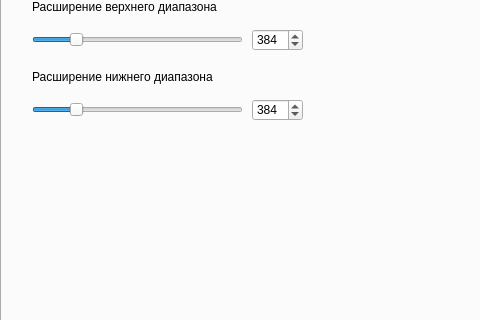
The window that FTDIDeviceControl/ftdidevicecontrol.ui (dzenmaster/FTDIDeviceControl) describes before a commit, drawn with Qt 5; both pictures show x 0 to 480 and y 237 to 557 of the 861 by 650 pixel window.
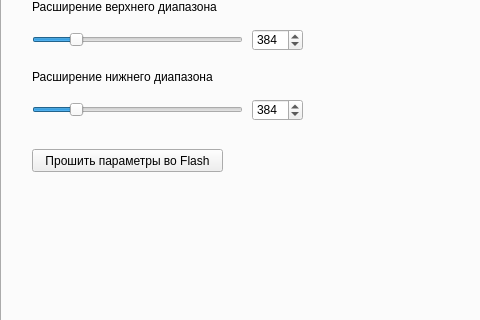
The same window after the commit. Icons and pictures are not drawn. Custom widgets are drawn as their Qt base class.

What changed in the file:
```diff
--- a/FTDIDeviceControl/ftdidevicecontrol.ui
+++ b/FTDIDeviceControl/ftdidevicecontrol.ui
@@ -501,6 +501,19 @@
          <string>Расширение нижнего диапазона</string>
         </property>
        </widget>
+       <widget class="QPushButton" name="pbBurnParsToFlash">
+        <property name="geometry">
+         <rect>
+          <x>30</x>
+          <y>290</y>
+          <width>191</width>
+          <height>23</height>
+         </rect>
+        </property>
+        <property name="text">
+         <string>Прошить параметры во Flash</string>
+        </property>
+       </widget>
       </widget>
       <widget class="QWidget" name="tab_4">
        <attribute name="title">
```
